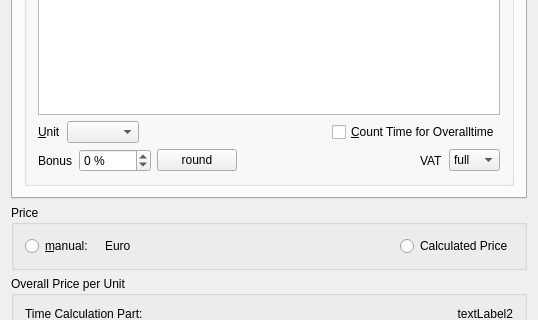
Old version of the form src/calctemplate.ui in the repository dragotin/kraft; both pictures show x 0 to 538 and y 194 to 514 of the 538 by 600 pixel window.
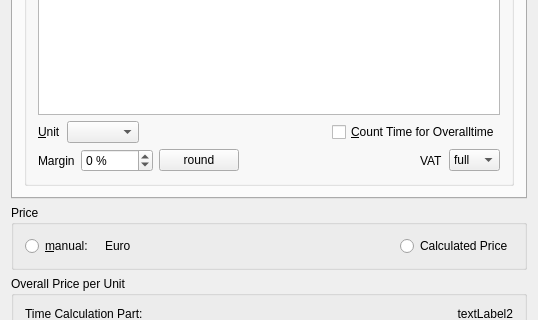
New version of the form. Custom widgets are drawn as their Qt base class.

```diff
--- a/src/calctemplate.ui
+++ b/src/calctemplate.ui
@@ -7,7 +7,7 @@
     <x>0</x>
     <y>0</y>
     <width>538</width>
-    <height>517</height>
+    <height>586</height>
    </rect>
   </property>
   <property name="windowTitle">
@@ -132,7 +132,7 @@
                  <string/>
                 </property>
                 <property name="text">
-                 <string>Bonus</string>
+                 <string>Margin</string>
                 </property>
                 <property name="wordWrap">
                  <bool>false</bool>
```
